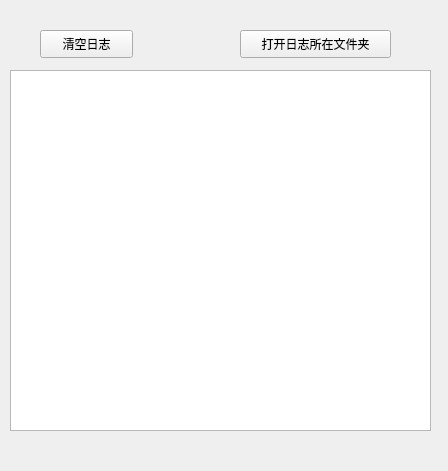
This is ui/log_page.ui in xiaoyuan1021/MyTool as Qt 5 draws it before an edit. The edited form follows.
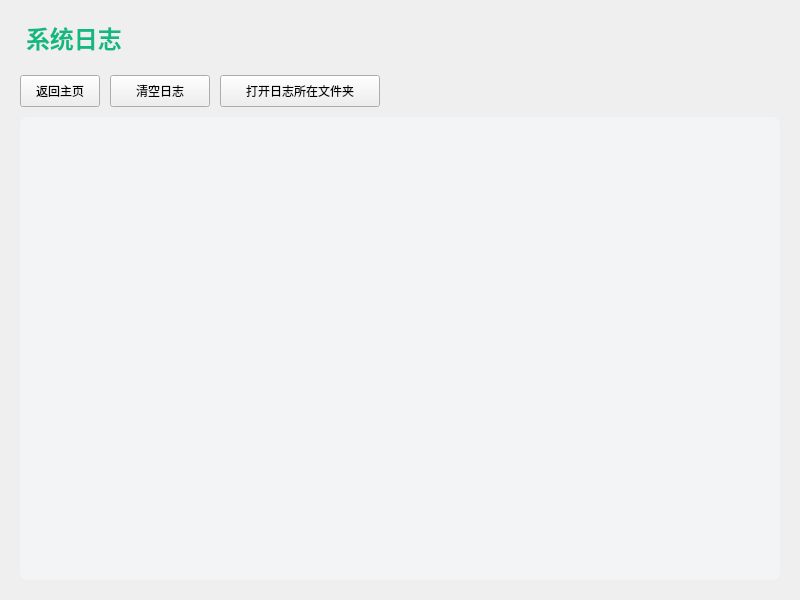
This is the edited form.

```diff
--- a/ui/log_page.ui
+++ b/ui/log_page.ui
@@ -6,52 +6,109 @@
    <rect>
     <x>0</x>
     <y>0</y>
-    <width>448</width>
-    <height>471</height>
+    <width>800</width>
+    <height>600</height>
    </rect>
   </property>
   <property name="windowTitle">
    <string>Form</string>
   </property>
-  <widget class="QPushButton" name="btn_openLog">
-   <property name="geometry">
-    <rect>
-     <x>240</x>
-     <y>30</y>
-     <width>151</width>
-     <height>28</height>
-    </rect>
+  <layout class="QVBoxLayout" name="verticalLayout_main">
+   <property name="spacing">
+    <number>10</number>
    </property>
-   <property name="text">
-    <string>打开日志所在文件夹</string>
+   <property name="leftMargin">
+    <number>20</number>
    </property>
-  </widget>
-  <widget class="QPushButton" name="btn_clearLog">
-   <property name="geometry">
-    <rect>
-     <x>40</x>
-     <y>30</y>
-     <width>93</width>
-     <height>28</height>
-    </rect>
+   <property name="topMargin">
+    <number>20</number>
    </property>
-   <property name="text">
-    <string>清空日志</string>
+   <property name="rightMargin">
+    <number>20</number>
    </property>
-  </widget>
-  <widget class="QTextEdit" name="textEdit_log">
-   <property name="geometry">
-    <rect>
-     <x>10</x>
-     <y>70</y>
-     <width>421</width>
-     <height>361</height>
-    </rect>
+   <property name="bottomMargin">
+    <number>20</number>
    </property>
-   <property name="readOnly">
-    <bool>true</bool>
-   </property>
-  </widget>
+   <item>
+    <widget class="QLabel" name="label_title">
+     <property name="styleSheet">
+      <string notr="true">font-size: 24px; font-weight: bold; color: #10B981; margin-bottom: 10px;</string>
+     </property>
+     <property name="text">
+      <string>系统日志</string>
+     </property>
+    </widget>
+   </item>
+   <item>
+    <layout class="QHBoxLayout" name="horizontalLayout_buttons">
+     <property name="spacing">
+      <number>10</number>
+     </property>
+     <item>
+      <widget class="QPushButton" name="btn_home">
+       <property name="minimumSize">
+        <size>
+         <width>80</width>
+         <height>32</height>
+        </size>
+       </property>
+       <property name="text">
+        <string>返回主页</string>
+       </property>
+      </widget>
+     </item>
+     <item>
+      <widget class="QPushButton" name="btn_clearLog">
+       <property name="minimumSize">
+        <size>
+         <width>100</width>
+         <height>32</height>
+        </size>
+       </property>
+       <property name="text">
+        <string>清空日志</string>
+       </property>
+      </widget>
+     </item>
+     <item>
+      <widget class="QPushButton" name="btn_openLog">
+       <property name="minimumSize">
+        <size>
+         <width>160</width>
+         <height>32</height>
+        </size>
+       </property>
+       <property name="text">
+        <string>打开日志所在文件夹</string>
+       </property>
+      </widget>
+     </item>
+     <item>
+      <spacer name="horizontalSpacer">
+       <property name="orientation">
+        <enum>Qt::Horizontal</enum>
+       </property>
+       <property name="sizeHint" stdset="0">
+        <size>
+         <width>40</width>
+         <height>20</height>
+        </size>
+       </property>
+      </spacer>
+     </item>
+    </layout>
+   </item>
+   <item>
+    <widget class="QTextEdit" name="textEdit_log">
+     <property name="styleSheet">
+      <string notr="true">background-color: #F3F4F6; font-family: Consolas, Monaco, monospace; font-size: 12px; border-radius: 8px; padding: 10px;</string>
+     </property>
+     <property name="readOnly">
+      <bool>true</bool>
+     </property>
+    </widget>
+   </item>
+  </layout>
  </widget>
  <resources/>
  <connections/>
```
Left out of the diff: 2 changed lines with no effect on the pictures.
